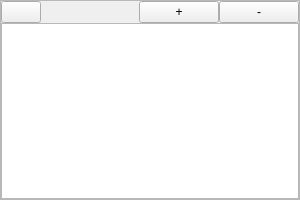
This is src/widget/compositionselector.ui in zwpwjwtz/MassCalculator as Qt 5 draws it before an edit. The edited form follows.
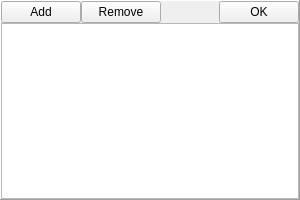
This is the edited form. Icons and pictures are not drawn.

Commit message: Some improvement in the user interface.

Diff of the .ui file:
```diff
--- a/src/widget/compositionselector.ui
+++ b/src/widget/compositionselector.ui
@@ -14,14 +14,11 @@
    <string>Select elements</string>
   </property>
   <property name="frameShape">
-   <enum>QFrame::StyledPanel</enum>
+   <enum>QFrame::Panel</enum>
   </property>
   <property name="frameShadow">
    <enum>QFrame::Raised</enum>
   </property>
-  <property name="lineWidth">
-   <number>1</number>
-  </property>
   <layout class="QVBoxLayout" name="verticalLayout_2">
    <property name="spacing">
     <number>0</number>
@@ -41,10 +38,16 @@
    <item>
     <layout class="QHBoxLayout" name="horizontalLayout">
      <item>
-      <widget class="QPushButton" name="buttonOK">
-       <property name="icon">
-        <iconset resource="../resources.qrc">
-         <normaloff>:/icons/dialog-ok-apply.png</normaloff>:/icons/dialog-ok-apply.png</iconset>
+      <widget class="QPushButton" name="buttonAdd">
+       <property name="text">
+        <string>Add</string>
+       </property>
+      </widget>
+     </item>
+     <item>
+      <widget class="QPushButton" name="buttonRemove">
+       <property name="text">
+        <string>Remove</string>
        </property>
       </widget>
      </item>
@@ -62,16 +65,13 @@
       </spacer>
      </item>
      <item>
-      <widget class="QPushButton" name="buttonAdd">
+      <widget class="QPushButton" name="buttonOK">
        <property name="text">
-        <string>+</string>
+        <string>OK</string>
        </property>
-      </widget>
-     </item>
-     <item>
-      <widget class="QPushButton" name="buttonRemove">
-       <property name="text">
-        <string>-</string>
+       <property name="icon">
+        <iconset resource="../resources.qrc">
+         <normaloff>:/icons/dialog-ok-apply.png</normaloff>:/icons/dialog-ok-apply.png</iconset>
        </property>
       </widget>
      </item>
```
The commit also changes 6 other files.
